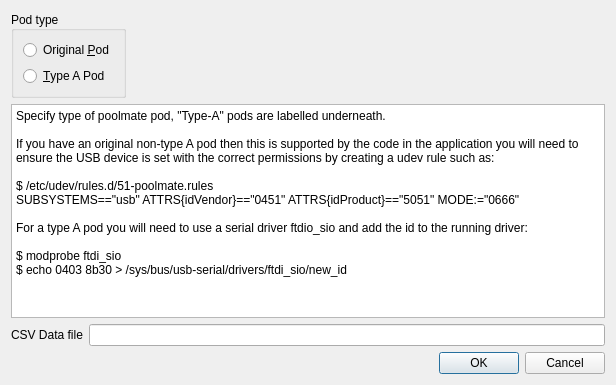
This is ui/config.ui in ihewitt/poolviewer as Qt 5 draws it before an edit. The edited form follows.
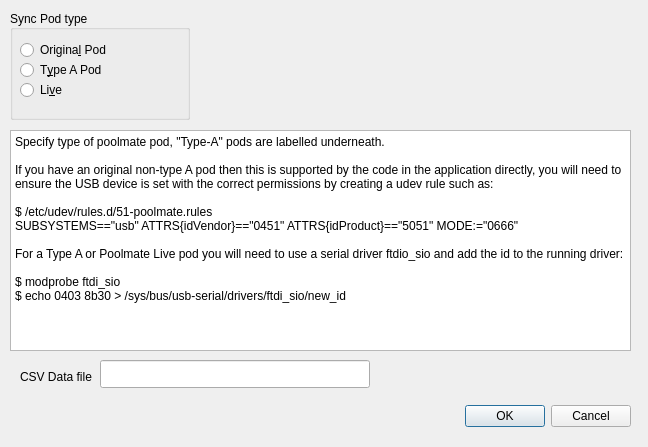
This is the edited form.

Commit message: Rough implementation of poolmate live sync. Progress bar will just jump to 100% on completion, very little error handing.

Patch:
```diff
--- a/ui/config.ui
+++ b/ui/config.ui
@@ -6,89 +6,146 @@
    <rect>
     <x>0</x>
     <y>0</y>
-    <width>616</width>
-    <height>385</height>
+    <width>648</width>
+    <height>447</height>
    </rect>
   </property>
   <property name="windowTitle">
    <string>Config</string>
   </property>
-  <layout class="QGridLayout" name="gridLayout">
-   <item row="0" column="0" colspan="2">
+  <widget class="QDialogButtonBox" name="buttonBox">
+   <property name="geometry">
+    <rect>
+     <x>290</x>
+     <y>400</y>
+     <width>341</width>
+     <height>32</height>
+    </rect>
+   </property>
+   <property name="orientation">
+    <enum>Qt::Horizontal</enum>
+   </property>
+   <property name="standardButtons">
+    <set>QDialogButtonBox::Cancel|QDialogButtonBox::Ok</set>
+   </property>
+  </widget>
     <widget class="QGroupBox" name="groupBox">
+   <property name="geometry">
+    <rect>
+     <x>10</x>
+     <y>10</y>
+     <width>180</width>
+     <height>110</height>
+    </rect>
+   </property>
      <property name="toolTip">
       <string>&lt;html&gt;&lt;head/&gt;&lt;body&gt;&lt;p&gt;Swimovate poolmate pod type.&lt;/p&gt;&lt;p&gt;Type A pods have a &amp;quot;Type A&amp;quot; sticker underneath.&lt;/p&gt;&lt;/body&gt;&lt;/html&gt;</string>
      </property>
      <property name="title">
-      <string>Pod type</string>
+    <string>Sync Pod type</string>
      </property>
      <property name="alignment">
       <set>Qt::AlignLeading|Qt::AlignLeft|Qt::AlignVCenter</set>
      </property>
-     <layout class="QGridLayout" name="gridLayout_2">
-      <item row="0" column="0">
+   <property name="flat">
+    <bool>false</bool>
+   </property>
+   <property name="checkable">
+    <bool>false</bool>
+   </property>
        <widget class="QRadioButton" name="podOriginal">
+    <property name="geometry">
+     <rect>
+      <x>10</x>
+      <y>30</y>
+      <width>100</width>
+      <height>20</height>
+     </rect>
+    </property>
         <property name="text">
-         <string>Original &amp;Pod</string>
-        </property>
-       </widget>
-      </item>
-      <item row="1" column="0">
+     <string>Origina&amp;l Pod</string>
+    </property>
+   </widget>
        <widget class="QRadioButton" name="podTypeA">
+    <property name="geometry">
+     <rect>
+      <x>10</x>
+      <y>50</y>
+      <width>100</width>
+      <height>20</height>
+     </rect>
+    </property>
         <property name="text">
-         <string>&amp;Type A Pod</string>
-        </property>
-       </widget>
-      </item>
-     </layout>
-    </widget>
-   </item>
-   <item row="1" column="0" colspan="3">
+     <string>T&amp;ype A Pod</string>
+    </property>
+   </widget>
+   <widget class="QRadioButton" name="podLive">
+    <property name="geometry">
+     <rect>
+      <x>10</x>
+      <y>70</y>
+      <width>100</width>
+      <height>20</height>
+     </rect>
+    </property>
+    <property name="text">
+     <string>Li&amp;ve</string>
+    </property>
+   </widget>
+  </widget>
+  <widget class="QLabel" name="label">
+   <property name="geometry">
+    <rect>
+     <x>20</x>
+     <y>370</y>
+     <width>80</width>
+     <height>14</height>
+    </rect>
+   </property>
+   <property name="text">
+    <string>CSV Data file</string>
+   </property>
+  </widget>
+  <widget class="QLineEdit" name="dataFile">
+   <property name="geometry">
+    <rect>
+     <x>100</x>
+     <y>360</y>
+     <width>270</width>
+     <height>28</height>
+    </rect>
+   </property>
+   <property name="toolTip">
+    <string>&lt;html&gt;&lt;head/&gt;&lt;body&gt;&lt;p&gt;Location of csv datafile.&lt;/p&gt;&lt;/body&gt;&lt;/html&gt;</string>
+   </property>
+  </widget>
     <widget class="QTextBrowser" name="textBrowser">
+   <property name="geometry">
+    <rect>
+     <x>10</x>
+     <y>130</y>
+     <width>621</width>
+     <height>221</height>
+    </rect>
+   </property>
      <property name="html">
       <string>&lt;!DOCTYPE HTML PUBLIC &quot;-//W3C//DTD HTML 4.0//EN&quot; &quot;http://www.w3.org/TR/REC-html40/strict.dtd&quot;&gt;
 &lt;html&gt;&lt;head&gt;&lt;meta name=&quot;qrichtext&quot; content=&quot;1&quot; /&gt;&lt;style type=&quot;text/css&quot;&gt;
 p, li { white-space: pre-wrap; }
-&lt;/style&gt;&lt;/head&gt;&lt;body style=&quot; font-family:'Cantarell'; font-size:11pt; font-weight:400; font-style:normal;&quot;&gt;
-&lt;p style=&quot; margin-top:0px; margin-bottom:0px; margin-left:0px; margin-right:0px; -qt-block-indent:0; text-indent:0px;&quot;&gt;&lt;span style=&quot; font-family:'Arial'; font-size:9pt;&quot;&gt;Specify type of poolmate pod, &amp;quot;Type-A&amp;quot; pods are labelled underneath.&lt;/span&gt;&lt;/p&gt;
-&lt;p style=&quot;-qt-paragraph-type:empty; margin-top:0px; margin-bottom:0px; margin-left:0px; margin-right:0px; -qt-block-indent:0; text-indent:0px; font-family:'Arial'; font-size:9pt;&quot;&gt;&lt;br /&gt;&lt;/p&gt;
-&lt;p style=&quot; margin-top:0px; margin-bottom:0px; margin-left:0px; margin-right:0px; -qt-block-indent:0; text-indent:0px;&quot;&gt;&lt;span style=&quot; font-family:'Arial'; font-size:9pt;&quot;&gt;If you have an original non-type A pod then this is supported by the code in the application you will need to ensure the USB device is set with the correct permissions by creating a udev rule such as:&lt;/span&gt;&lt;/p&gt;
-&lt;p style=&quot;-qt-paragraph-type:empty; margin-top:0px; margin-bottom:0px; margin-left:0px; margin-right:0px; -qt-block-indent:0; text-indent:0px; font-family:'Arial'; font-size:9pt;&quot;&gt;&lt;br /&gt;&lt;/p&gt;
-&lt;p style=&quot; margin-top:0px; margin-bottom:0px; margin-left:0px; margin-right:0px; -qt-block-indent:0; text-indent:0px;&quot;&gt;&lt;span style=&quot; font-family:'Arial'; font-size:9pt;&quot;&gt;$ /etc/udev/rules.d/51-poolmate.rules&lt;/span&gt;&lt;/p&gt;
-&lt;p style=&quot; margin-top:0px; margin-bottom:0px; margin-left:0px; margin-right:0px; -qt-block-indent:0; text-indent:0px;&quot;&gt;&lt;span style=&quot; font-family:'Arial'; font-size:9pt;&quot;&gt;SUBSYSTEMS==&amp;quot;usb&amp;quot; ATTRS{idVendor}==&amp;quot;0451&amp;quot; ATTRS{idProduct}==&amp;quot;5051&amp;quot; MODE:=&amp;quot;0666&amp;quot;&lt;/span&gt;&lt;/p&gt;
-&lt;p style=&quot;-qt-paragraph-type:empty; margin-top:0px; margin-bottom:0px; margin-left:0px; margin-right:0px; -qt-block-indent:0; text-indent:0px; font-family:'Arial'; font-size:9pt;&quot;&gt;&lt;br /&gt;&lt;/p&gt;
-&lt;p style=&quot; margin-top:0px; margin-bottom:0px; margin-left:0px; margin-right:0px; -qt-block-indent:0; text-indent:0px;&quot;&gt;&lt;span style=&quot; font-family:'Arial'; font-size:9pt;&quot;&gt;For a type A pod you will need to use a serial driver ftdio_sio and add the id to the running driver:&lt;/span&gt;&lt;/p&gt;
-&lt;p style=&quot;-qt-paragraph-type:empty; margin-top:0px; margin-bottom:0px; margin-left:0px; margin-right:0px; -qt-block-indent:0; text-indent:0px; font-family:'Arial'; font-size:9pt;&quot;&gt;&lt;br /&gt;&lt;/p&gt;
-&lt;p style=&quot; margin-top:0px; margin-bottom:0px; margin-left:0px; margin-right:0px; -qt-block-indent:0; text-indent:0px;&quot;&gt;&lt;span style=&quot; font-family:'Arial'; font-size:9pt;&quot;&gt;$ modprobe ftdi_sio&lt;/span&gt;&lt;/p&gt;
-&lt;p style=&quot; margin-top:0px; margin-bottom:0px; margin-left:0px; margin-right:0px; -qt-block-indent:0; text-indent:0px;&quot;&gt;&lt;span style=&quot; font-family:'Arial'; font-size:9pt;&quot;&gt;$ echo 0403 8b30 &amp;gt; /sys/bus/usb-serial/drivers/ftdi_sio/new_id&lt;/span&gt;&lt;/p&gt;&lt;/body&gt;&lt;/html&gt;</string>
-     </property>
-    </widget>
-   </item>
-   <item row="2" column="0">
-    <widget class="QLabel" name="label">
-     <property name="text">
-      <string>CSV Data file</string>
-     </property>
-    </widget>
-   </item>
-   <item row="2" column="1" colspan="2">
-    <widget class="QLineEdit" name="dataFile">
-     <property name="toolTip">
-      <string>&lt;html&gt;&lt;head/&gt;&lt;body&gt;&lt;p&gt;Location of csv datafile.&lt;/p&gt;&lt;/body&gt;&lt;/html&gt;</string>
-     </property>
-    </widget>
-   </item>
-   <item row="3" column="2">
-    <widget class="QDialogButtonBox" name="buttonBox">
-     <property name="orientation">
-      <enum>Qt::Horizontal</enum>
-     </property>
-     <property name="standardButtons">
-      <set>QDialogButtonBox::Cancel|QDialogButtonBox::Ok</set>
-     </property>
-    </widget>
-   </item>
-  </layout>
+&lt;/style&gt;&lt;/head&gt;&lt;body style=&quot; font-family:'Arial'; font-size:9pt; font-weight:400; font-style:normal;&quot;&gt;
+&lt;p style=&quot; margin-top:0px; margin-bottom:0px; margin-left:0px; margin-right:0px; -qt-block-indent:0; text-indent:0px;&quot;&gt;Specify type of poolmate pod, &amp;quot;Type-A&amp;quot; pods are labelled underneath.&lt;/p&gt;
+&lt;p style=&quot;-qt-paragraph-type:empty; margin-top:0px; margin-bottom:0px; margin-left:0px; margin-right:0px; -qt-block-indent:0; text-indent:0px;&quot;&gt;&lt;br /&gt;&lt;/p&gt;
+&lt;p style=&quot; margin-top:0px; margin-bottom:0px; margin-left:0px; margin-right:0px; -qt-block-indent:0; text-indent:0px;&quot;&gt;If you have an original non-type A pod then this is supported by the code in the application directly, you will need to ensure the USB device is set with the correct permissions by creating a udev rule such as:&lt;/p&gt;
+&lt;p style=&quot;-qt-paragraph-type:empty; margin-top:0px; margin-bottom:0px; margin-left:0px; margin-right:0px; -qt-block-indent:0; text-indent:0px;&quot;&gt;&lt;br /&gt;&lt;/p&gt;
+&lt;p style=&quot; margin-top:0px; margin-bottom:0px; margin-left:0px; margin-right:0px; -qt-block-indent:0; text-indent:0px;&quot;&gt;$ /etc/udev/rules.d/51-poolmate.rules&lt;/p&gt;
+&lt;p style=&quot; margin-top:0px; margin-bottom:0px; margin-left:0px; margin-right:0px; -qt-block-indent:0; text-indent:0px;&quot;&gt;SUBSYSTEMS==&amp;quot;usb&amp;quot; ATTRS{idVendor}==&amp;quot;0451&amp;quot; ATTRS{idProduct}==&amp;quot;5051&amp;quot; MODE:=&amp;quot;0666&amp;quot;&lt;/p&gt;
+&lt;p style=&quot;-qt-paragraph-type:empty; margin-top:0px; margin-bottom:0px; margin-left:0px; margin-right:0px; -qt-block-indent:0; text-indent:0px;&quot;&gt;&lt;br /&gt;&lt;/p&gt;
+&lt;p style=&quot; margin-top:0px; margin-bottom:0px; margin-left:0px; margin-right:0px; -qt-block-indent:0; text-indent:0px;&quot;&gt;For a Type A or Poolmate Live pod you will need to use a serial driver ftdio_sio and add the id to the running driver:&lt;/p&gt;
+&lt;p style=&quot;-qt-paragraph-type:empty; margin-top:0px; margin-bottom:0px; margin-left:0px; margin-right:0px; -qt-block-indent:0; text-indent:0px;&quot;&gt;&lt;br /&gt;&lt;/p&gt;
+&lt;p style=&quot; margin-top:0px; margin-bottom:0px; margin-left:0px; margin-right:0px; -qt-block-indent:0; text-indent:0px;&quot;&gt;$ modprobe ftdi_sio&lt;/p&gt;
+&lt;p style=&quot; margin-top:0px; margin-bottom:0px; margin-left:0px; margin-right:0px; -qt-block-indent:0; text-indent:0px;&quot;&gt;$ echo 0403 8b30 &amp;gt; /sys/bus/usb-serial/drivers/ftdi_sio/new_id&lt;/p&gt;&lt;/body&gt;&lt;/html&gt;</string>
+   </property>
+  </widget>
  </widget>
  <tabstops>
   <tabstop>podOriginal</tabstop>
```
Lines whose indentation alone changed are shown as unchanged. The commit also changes 14 other files.
